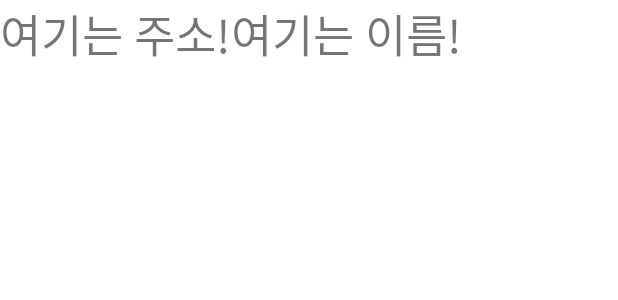
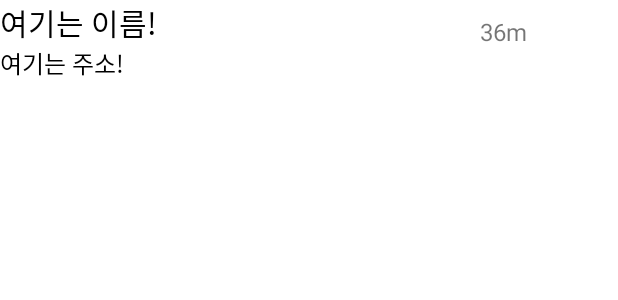
Before and after one commit to Youngini/ToY_project_AndroidApp, an Android app: the layout item_list.xml on its own in the app's theme, with its tools: preview values and no code run, on a phone screen of 412 x 824 dp. Shown: the top 300 px of the screen. Run offline under Robolectric (Android 15) with nearby library versions, the phone set to English and light mode, and no system bars.

Commit message:
modify smookingbooth list layout

```diff
--- a/app/src/main/java/com/example/sample01/MainActivity.java
+++ b/app/src/main/java/com/example/sample01/MainActivity.java
@@ -50,6 +50,10 @@ import java.util.Locale;
 import java.util.Map;
 
 
+
+
+
+
 public class MainActivity extends AppCompatActivity implements MapView.CurrentLocationEventListener, MapView.MapViewEventListener {
 
     private static final String LOG_TAG = "MAinActivity";
@@ -63,6 +67,12 @@ public class MainActivity extends AppCompatActivity implements MapView.CurrentLo
     static final int PERMISSIONS_REQUEST = 0x0000001;
     float val1 = 0;
     float val2 = 0;
+
+    //밑에 두개가 현재위치 좌표 저장할 변수
+    double latitude =0;
+    double longitude =0;
+    Cursor location;
+
 
     ArrayList<NoSmokingData> noSmokingDataList;
 
@@ -148,12 +158,14 @@ public class MainActivity extends AppCompatActivity implements MapView.CurrentLo
         SQLiteDatabase db = dbHelper.getReadableDatabase();
 
 
+
+
         Cursor cursor = db.rawQuery("SELECT * FROM noSmoking_area where COUNT_ID <=10 ", null);
 
         ListViewAdapter adapter = new ListViewAdapter(this, noSmokingDataList);
 
         while (cursor.moveToNext()) {
-            adapter.addItemToList(cursor.getString(0), cursor.getString(1));
+            adapter.addItemToList(cursor.getString(1), cursor.getString(3));
         }
 
 
@@ -170,7 +182,17 @@ public class MainActivity extends AppCompatActivity implements MapView.CurrentLo
     public void onCurrentLocationUpdate(MapView mapView, MapPoint currentLocation, float accuracyInMeters) {
         MapPoint.GeoCoordinate mapPointGeo = currentLocation.getMapPointGeoCoord();
         Log.i(LOG_TAG, String.format("MapView OnCurrentLocationUpdate (%f, %f) accuracy (%f)", mapPointGeo.latitude, mapPointGeo.longitude, accuracyInMeters));
+        latitude = mapPointGeo.latitude; //현재위치 좌표 전역변수로 저장
+        longitude = mapPointGeo.latitude;
     }
+
+
+    //현재위치랑 가까운 점 반환
+    public void nearLocation(double x, double y){
+        //만들예정
+    }
+
+
 
     @Override
     public void onCurrentLocationDeviceHeadingUpdate(MapView mapView, float v) {
--- a/app/src/main/res/layout/item_list.xml
+++ b/app/src/main/res/layout/item_list.xml
@@ -1,29 +1,51 @@
 <?xml version="1.0" encoding="utf-8"?>
-<androidx.constraintlayout.widget.ConstraintLayout xmlns:android="http://schemas.android.com/apk/res/android"
+
+
+<LinearLayout xmlns:android="http://schemas.android.com/apk/res/android"
     xmlns:app="http://schemas.android.com/apk/res-auto"
     xmlns:tools="http://schemas.android.com/tools"
     android:layout_width="match_parent"
-    android:layout_height="match_parent">
+    android:layout_height="wrap_content"
+    android:orientation="horizontal">
+
+
+    <LinearLayout
+        android:layout_width="320dp"
+        android:layout_height="match_parent"
+        android:orientation="vertical"
+        android:layout_marginBottom="10dp">
+
+        <TextView
+            android:id="@+id/nosmokingName"
+            android:layout_width="match_parent"
+            android:layout_height="wrap_content"
+            android:text="여기는 이름!"
+            android:textColor="@color/black"
+            android:textSize="20sp" />
+
+        <TextView
+            android:id="@+id/nosmokingAddress"
+            android:layout_width="match_parent"
+            android:layout_height="wrap_content"
+            android:text="여기는 주소!"
+            android:textColor="@color/black"
+            android:textSize="16sp" />
+
+
+    </LinearLayout>
+
 
     <LinearLayout
         android:layout_width="match_parent"
         android:layout_height="match_parent"
-        android:orientation="horizontal">
+        android:layout_marginTop="10dp">
 
         <TextView
-            android:id="@+id/nosmokingAddress"
-            android:layout_width="wrap_content"
+            android:layout_width="match_parent"
             android:layout_height="match_parent"
-            android:text="여기는 주소!"
-            android:textSize="30dp" />
+            android:text="36m"
+            android:textSize="16sp"/>
 
-        <TextView
-            android:id="@+id/nosmokingName"
-            android:layout_width="wrap_content"
-            android:layout_height="match_parent"
-            android:text="여기는 이름!"
-            android:textSize="30dp" />
     </LinearLayout>
 
-
-</androidx.constraintlayout.widget.ConstraintLayout>
+</LinearLayout>
```
Also changed, not shown: 1 other file.
